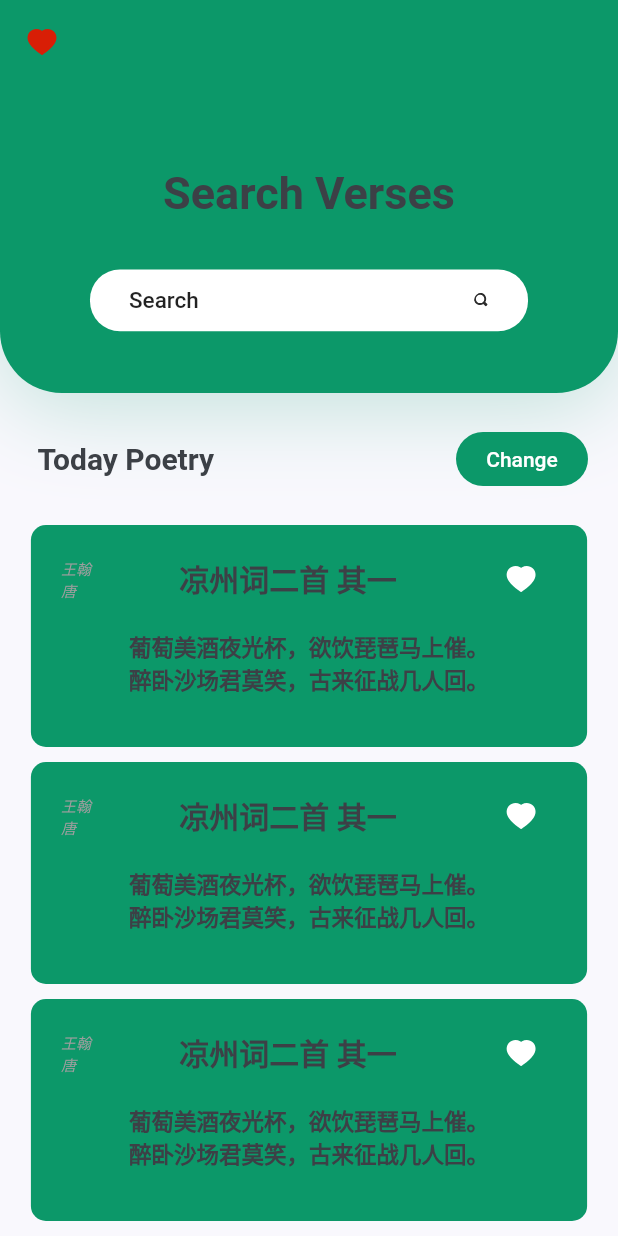
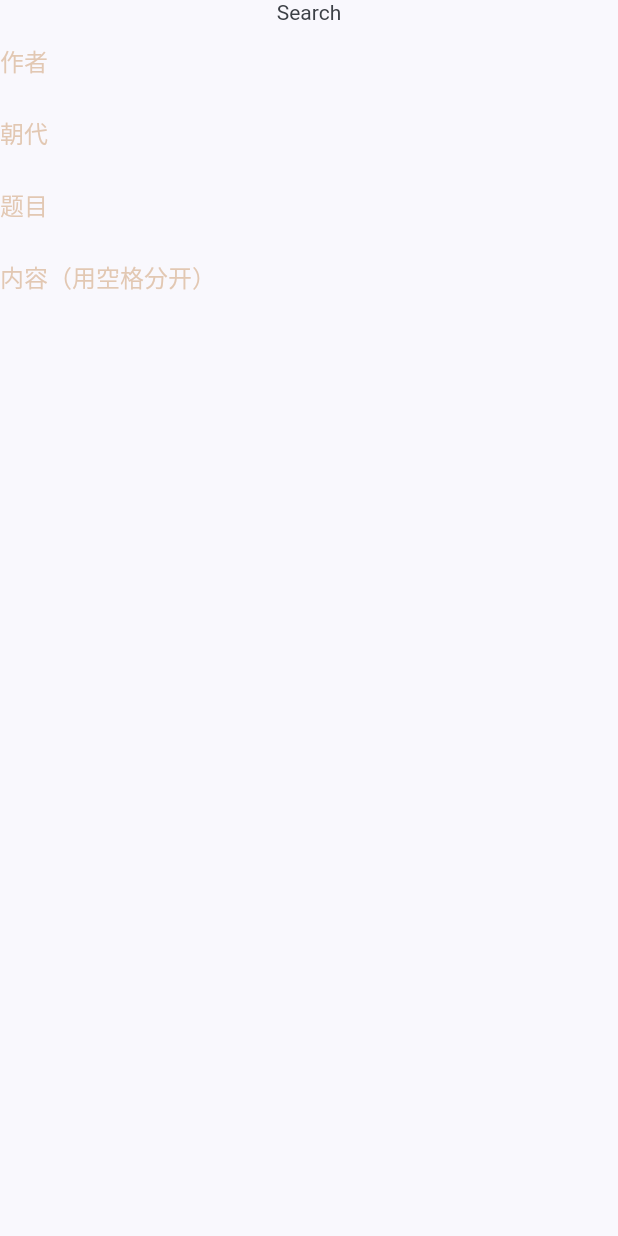
Before and after one commit to dmrasf/Verses, a Flutter app: the screen it shows after launch, after a tap on "Search", on a phone screen of 412 x 824 dp. Run offline on Flutter 3.47's test engine with Material 2 defaults, Android fonts, the phone set to English and light mode, and no system bars; our stand-ins replace flutter_svg.

Commit message:
add download file from net [10%] 😀

```diff
--- a/lib/contants.dart
+++ b/lib/contants.dart
@@ -1,6 +1,6 @@
 import 'package:flutter/material.dart';
 
-const kPirmaryColor = Color(0xFF0C9869);
+const kPirmaryColor = Color(0xFFCC9869);
 const kTextColor = Color(0xFF3C4046);
 const kBackgroundColor = Color(0xFFF9F8FD);
 
--- /dev/null
+++ b/lib/screens/home/components/icon_theme.dart
@@ -0,0 +1,34 @@
+import 'package:flutter/material.dart';
+import 'package:flutter_svg/flutter_svg.dart';
+
+class IconChangeTheme extends StatefulWidget {
+  @override
+  State<StatefulWidget> createState() {
+    // TODO: implement createState
+    return _IconChangeTheme();
+  }
+}
+
+class _IconChangeTheme extends State<IconChangeTheme> {
+  bool isDark = false;
+
+  void changeTheme() {
+    setState(() {
+      isDark = !isDark;
+    });
+  }
+
+  @override
+  Widget build(BuildContext context) {
+    return IconButton(
+        iconSize: 8,
+        // 切换主题
+        onPressed: changeTheme,
+        icon: SvgPicture.asset(
+          isDark ? "assets/icons/moon.svg" : "assets/icons/sun.svg",
+          height: 20,
+          width: 20,
+          color: Colors.black,
+        ));
+  }
+}
--- a/lib/screens/home/components/poetry_card.dart
+++ b/lib/screens/home/components/poetry_card.dart
@@ -1,26 +1,46 @@
 import 'package:flutter/material.dart';
+import 'dart:convert';
 import 'package:Verses/contants.dart';
 
 import 'package:flutter_svg/flutter_svg.dart';
 
 class PoetryCard extends StatefulWidget {
-  PoetryCard({Key key, this.poetry}) : super(key: key);
-
-  final Map<String, dynamic> poetry;
+  PoetryCard({Key key}) : super(key: key);
 
   @override
   State<StatefulWidget> createState() {
-    return _PoetryCardState(poetry: this.poetry);
+    return _PoetryCardState();
   }
 }
 
 class _PoetryCardState extends State<PoetryCard> {
-  _PoetryCardState({Key key, @required this.poetry});
+  _PoetryCardState({Key key}) {
+    poetry = _randomPoetry();
+  }
 
   Map<String, dynamic> poetry;
   bool isLike = false;
 
-  List<InlineSpan> getContent() {
+  Map<String, dynamic> _randomPoetry() {
+    String poetryJson =
+        '{ "题目": "红楼梦十二曲 收尾 其十四 飞鸟各投林", "朝代": "清", "作者": "曹雪芹", "内容": "为官的家业凋零，富贵的金银散尽。有恩的死里逃生，无情的分明报应。欠命的命已还，欠泪的泪已尽：冤冤相报自非轻，分离聚合皆前定。欲知命短问前生，老来富贵也真侥幸。看破的遁入空门，痴迷的枉送了性命。好一似食尽鸟投林，落了片白茫茫大地真干净！" }';
+    Map<String, dynamic> poe = json.decode(poetryJson);
+
+    return poe;
+  }
+
+  void press() {
+    setState(() {
+      isLike = !isLike;
+      poetry = _randomPoetry();
+    });
+
+    if (isLike) {
+      // TODO:
+    }
+  }
+
+  List<InlineSpan> _getContent() {
     List<InlineSpan> contents = List<InlineSpan>();
     String content = poetry["内容"];
     String pattern = "。：？；！";
@@ -50,16 +70,6 @@ class _PoetryCardState extends State<PoetryCard> {
     return contents;
   }
 
-  void press() {
-    setState(() {
-      isLike = !isLike;
-    });
-
-    if (isLike) {
-      // TODO:
-    }
-  }
-
   @override
   Widget build(BuildContext context) {
     Size size = MediaQuery.of(context).size;
@@ -78,18 +88,21 @@ class _PoetryCardState extends State<PoetryCard> {
                 text: TextSpan(
                   text: "${poetry['作者']}\n${poetry['朝代']}",
                   style: TextStyle(
-                    fontSize: 10,
-                    fontStyle: FontStyle.italic,
-                    color: Colors.grey,
+                    fontSize: 12,
+                    color: kTextColor,
+                    fontWeight: FontWeight.bold,
                   ),
                 ),
               ),
               Spacer(),
-              Text(
-                "${poetry['题目']}",
-                style: TextStyle(
-                  fontSize: 20,
-                  fontWeight: FontWeight.bold,
+              Container(
+                width: size.width * 0.5,
+                child: Text(
+                  "${poetry['题目']}",
+                  style: TextStyle(
+                    fontSize: 17,
+                    fontWeight: FontWeight.bold,
+                  ),
                 ),
               ),
               Spacer(),
@@ -109,7 +122,7 @@ class _PoetryCardState extends State<PoetryCard> {
             child: RichText(
               textAlign: TextAlign.center,
               text: TextSpan(
-                children: getContent(),
+                children: _getContent(),
               ),
             ),
           ),
--- a/lib/screens/home/components/title_and_search.dart
+++ b/lib/screens/home/components/title_and_search.dart
@@ -1,6 +1,7 @@
 import 'package:flutter/material.dart';
 import 'package:Verses/contants.dart';
 import 'package:flutter_svg/flutter_svg.dart';
+import 'package:Verses/screens/search/search_screen.dart';
 
 class TitleAndSearch extends StatelessWidget {
   @override
@@ -53,7 +54,9 @@ class TitleAndSearch extends StatelessWidget {
               borderRadius: BorderRadius.circular(20),
             ),
             child: FlatButton(
-              onPressed: () {},
+              onPressed: () {
+                Navigator.push(context, MaterialPageRoute(builder: (context) => SearchScreen()));
+              },
               child: Row(children: [
                 Text(
                   "Search",
--- a/lib/screens/home/components/today_and_more.dart
+++ b/lib/screens/home/components/today_and_more.dart
@@ -2,6 +2,8 @@ import 'package:flutter/material.dart';
 import 'package:Verses/contants.dart';
 
 class TodayPoetryAndMore extends StatelessWidget {
+  void press() {}
+
   @override
   Widget build(BuildContext context) {
     return Padding(
@@ -28,7 +30,7 @@ class TodayPoetryAndMore extends StatelessWidget {
               ),
             ),
             color: kPirmaryColor,
-            onPressed: () {},
+            onPressed: press,
           ),
         ],
       ),
--- a/lib/screens/home/home_screen.dart
+++ b/lib/screens/home/home_screen.dart
@@ -3,16 +3,35 @@ import 'package:Verses/contants.dart';
 import 'package:Verses/screens/home/components/title_and_search.dart';
 import 'package:Verses/screens/home/components/poetry_card.dart';
 import 'package:Verses/screens/home/components/today_and_more.dart';
+import 'package:Verses/screens/home/components/icon_theme.dart';
+import 'package:flutter_svg/flutter_svg.dart';
+import 'dart:io';
 import 'dart:convert';
 
-import 'package:flutter_svg/flutter_svg.dart';
+class HomeScreen extends StatelessWidget {
+  @override
+  Widget build(BuildContext context) {
+    return Scaffold(
+        appBar: _buildAppBar(),
+        body: SingleChildScrollView(
+          child: Container(
+            child: Column(
+              children: [
+                TitleAndSearch(),
+                TodayPoetryAndMore(),
+                PoetryCard(),
+              ],
+            ),
+          ),
+        ));
+  }
 
-class HomeScreen extends StatelessWidget {
-  AppBar buildAppBar() {
+  AppBar _buildAppBar() {
     return AppBar(
       elevation: 0,
       leading: IconButton(
         iconSize: 8,
+        // 打开收藏
         onPressed: () {},
         icon: SvgPicture.asset(
           "assets/icons/heart.svg",
@@ -20,29 +39,88 @@ class HomeScreen extends StatelessWidget {
           width: 20,
         ),
       ),
+      actions: [
+        IconButton(
+          iconSize: 8,
+          onPressed: _downloadPoetry,
+          icon: SvgPicture.asset(
+            "assets/icons/download.svg",
+            height: 20,
+            width: 20,
+            color: Colors.black,
+          ),
+        ),
+        IconChangeTheme(),
+      ],
     );
   }
 
-  @override
-  Widget build(BuildContext context) {
-    String poetry =
-        '{ "题目": "凉州词二首 其一", "朝代": "唐", "作者": "王翰", "内容": "葡萄美酒夜光杯，欲饮琵琶马上催。醉卧沙场君莫笑，古来征战几人回。" }';
+  // 从服务器下载诗词数据
+  void _downloadPoetry() async {
+    /* 获取文件名html
 
-    Map<String, dynamic> poe = json.decode(poetry);
-    return Scaffold(
-        appBar: buildAppBar(),
-        body: SingleChildScrollView(
-          child: Container(
-            child: Column(
-              children: [
-                TitleAndSearch(),
-                TodayPoetryAndMore(),
-                PoetryCard(poetry: poe),
-                PoetryCard(poetry: poe),
-                PoetryCard(poetry: poe),
-              ],
-            ),
-          ),
-        ));
+
+       解析html
+
+       for 每个文件名
+         判断是否已有本地文件
+         if true
+           continue
+         else
+           下载到本地
+       endfor
+
+       提示用户下载完成 */
+
+    var httpClient = HttpClient();
+    var url = 'http://207.246.94.85:8084';
+    bool result = false;
+
+    try {
+      var request = await httpClient.getUrl(Uri.parse(url));
+      var response = await request.close();
+      print(response.statusCode);
+      if (response.statusCode == HttpStatus.ok) {
+        var htmlResult = await response.transform(utf8.decoder).join();
+        result = true;
+      } else {
+        result = false;
+      }
+    } catch (exception) {
+      result = false;
+    }
+
+    // 如果获取到文件名
+    if (result) {
+      List<String> fileNames = List<String>();
+
+      for (var i = 0, len = fileNames.length; i < len; ++i) {
+        _saveFile(fileNames[i]).then((r) => {if (r) {} else {}});
+      }
+    }
+  }
+
+  // 根据解析到的html 文件名判断并保存
+  Future<bool> _saveFile(String fileName) async {
+    var httpClient = HttpClient();
+    var url = 'http://207.246.94.85:8084/' + fileName;
+    bool result = false;
+
+    try {
+      var request = await httpClient.getUrl(Uri.parse(url));
+      var response = await request.close();
+      print(response.statusCode);
+      if (response.statusCode == HttpStatus.ok) {
+        var jsonR = await response.transform(utf8.decoder).join();
+        var data = json.decode(jsonR);
+        result = true;
+      } else {
+        result = false;
+      }
+    } catch (exception) {
+      result = false;
+    }
+
+    return result;
   }
 }
--- /dev/null
+++ b/lib/screens/search/search_screen.dart
@@ -0,0 +1,58 @@
+import 'package:flutter/material.dart';
+import 'package:Verses/contants.dart';
+import 'package:flutter_svg/flutter_svg.dart';
+
+class SearchScreen extends StatelessWidget {
+  @override
+  Widget build(BuildContext context) {
+    return Scaffold(
+      body: Container(
+        child: Column(
+          children: [
+            Text("Search"),
+            TextField(
+              decoration: InputDecoration(
+                hintText: "作者",
+                hintStyle: TextStyle(
+                  color: kPirmaryColor.withOpacity(0.5),
+                ),
+                enabledBorder: InputBorder.none,
+                focusedBorder: InputBorder.none,
+              ),
+            ),
+            TextField(
+              decoration: InputDecoration(
+                hintText: "朝代",
+                hintStyle: TextStyle(
+                  color: kPirmaryColor.withOpacity(0.5),
+                ),
+                enabledBorder: InputBorder.none,
+                focusedBorder: InputBorder.none,
+              ),
+            ),
+            TextField(
+              decoration: InputDecoration(
+                hintText: "题目",
+                hintStyle: TextStyle(
+                  color: kPirmaryColor.withOpacity(0.5),
+                ),
+                enabledBorder: InputBorder.none,
+                focusedBorder: InputBorder.none,
+              ),
+            ),
+            TextField(
+              decoration: InputDecoration(
+                hintText: "内容（用空格分开）",
+                hintStyle: TextStyle(
+                  color: kPirmaryColor.withOpacity(0.5),
+                ),
+                enabledBorder: InputBorder.none,
+                focusedBorder: InputBorder.none,
+              ),
+            ),
+          ],
+        ),
+      ),
+    );
+  }
+}
```
Also changed, not shown: assets/icons/back.svg (added), assets/icons/download.svg (added), assets/icons/moon.svg (added), assets/icons/sun.svg (added).
